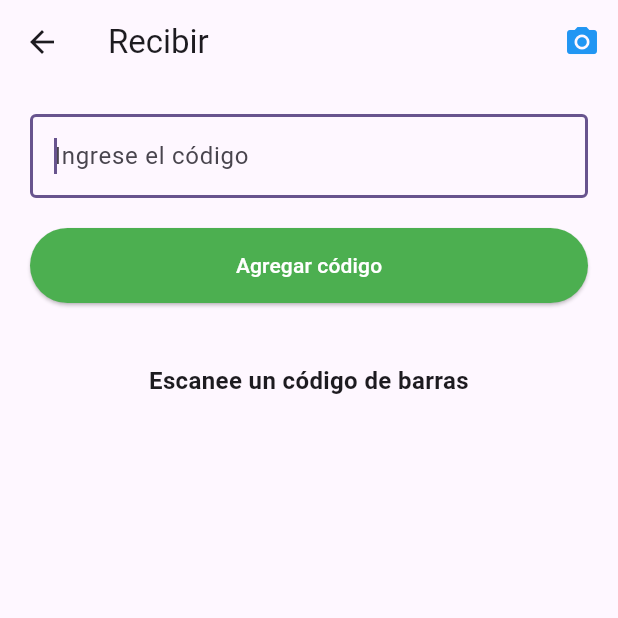
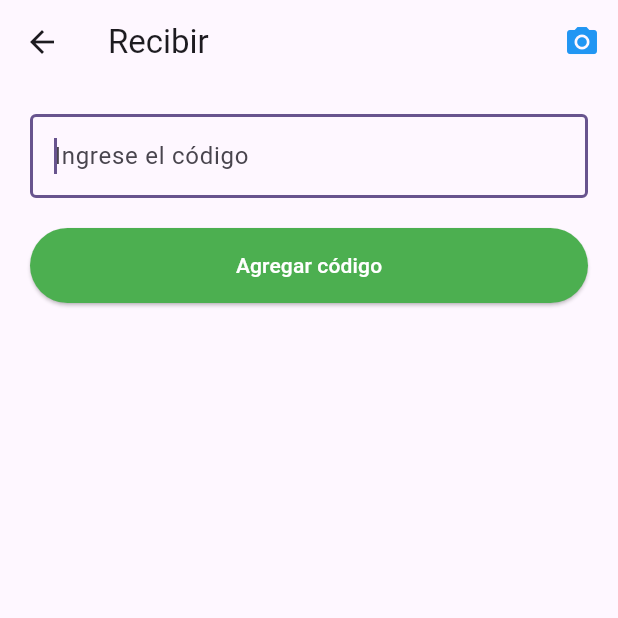
Before and after one commit to davalmeyda/courier-flutter, a Flutter app: the ReceiveScannerView screen opened by its route, after a tap on the "keyboard" icon, on a phone screen of 412 x 824 dp, the top half of it. Run offline on Flutter 3.47's test engine with Material 2 defaults, Android fonts, the phone set to English and light mode, and no system bars; our stand-ins replace equatable, flutter_bloc, flutter_image_compress, image_picker, rxdart; missing offline and left inert: flutter_barcode_scanner, flutter_beep, qr_mobile_vision.

```diff
--- a/lib/features/receive/views/receive_scanner.dart
+++ b/lib/features/receive/views/receive_scanner.dart
@@ -271,7 +271,8 @@ class _ReceiveScannerViewState extends State<ReceiveScannerView> {
                     ),
                   )
                 : isKeyboard
-                    ? Expanded(
+                    ? const SizedBox()
+                    : Expanded(
                         child: Container(
                           padding: const EdgeInsets.all(20),
                           child: const Text(
@@ -281,8 +282,7 @@ class _ReceiveScannerViewState extends State<ReceiveScannerView> {
                                 fontWeight: FontWeight.bold, fontSize: 16),
                           ),
                         ),
-                      )
-                    : const SizedBox(),
+                      ),
           ],
         ));
   }
```
Also changed, not shown: lib/shared/widgets/camera.dart (added, +15 -0 lines).
